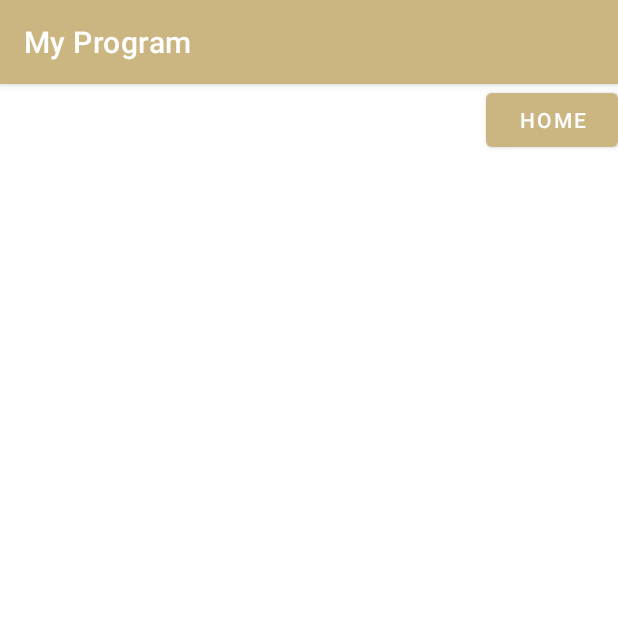
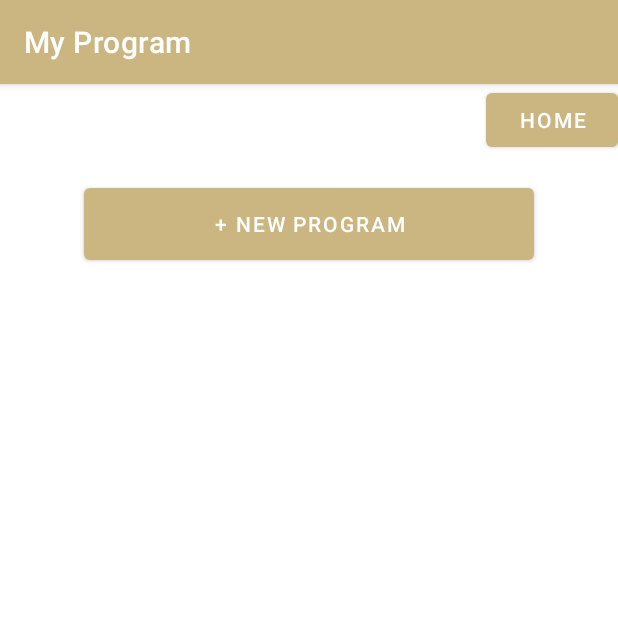
Before and after one commit to XaviourG/WorkoutApp, an Android app: the ProgramActivity screen opened directly, with no data from a screen before it, on a phone screen of 412 x 824 dp, the top half of it. Run offline under Robolectric (Android 15) with nearby library versions, the phone set to English and light mode, and no system bars.

Commit message:
Nets finally back up, pushing whilst I can. - Partial implementation of program list

```diff
--- a/app/src/main/java/com/example/workoutapp/ProgramActivity.kt
+++ b/app/src/main/java/com/example/workoutapp/ProgramActivity.kt
@@ -3,12 +3,18 @@ package com.example.workoutapp
 import android.content.Intent
 import androidx.appcompat.app.AppCompatActivity
 import android.os.Bundle
-import com.example.workoutapp.databinding.ActivityBuildWorkoutBinding
+import androidx.activity.viewModels
+import com.example.workoutapp.adapters.ProgramListAdapter
+import com.example.workoutapp.data.exercisedb.ExerciseViewModel
 import com.example.workoutapp.databinding.ActivityProgramBinding
 
 class ProgramActivity : AppCompatActivity() {
 
     private lateinit var binding: ActivityProgramBinding
+    private lateinit var plAdapter: ProgramListAdapter
+    private val exerciseViewModel: ExerciseViewModel by viewModels {
+        ExerciseViewModel.ExerciseViewModelFactory((application as MyApplication).repository)
+    }
 
     override fun onCreate(savedInstanceState: Bundle?) {
         super.onCreate(savedInstanceState)
@@ -16,7 +22,7 @@ class ProgramActivity : AppCompatActivity() {
         val view = binding.root
         setContentView(view)
         title="My Program"
-        binding.btnHomeP.setOnClickListener {
+        binding.btnHome.setOnClickListener {
             val i = Intent(this@ProgramActivity, MainActivity::class.java)
             startActivity(i)
         }
--- /dev/null
+++ b/app/src/main/java/com/example/workoutapp/adapters/ProgramListAdapter.kt
@@ -0,0 +1,4 @@
+package com.example.workoutapp.adapters
+
+class ProgramListAdapter {
+}
--- a/app/src/main/res/layout/activity_program.xml
+++ b/app/src/main/res/layout/activity_program.xml
@@ -5,12 +5,33 @@
     android:layout_width="match_parent"
     android:layout_height="match_parent"
     tools:context=".ProgramActivity">
-
     <Button
-        android:id="@+id/btnHomeP"
+        android:id="@+id/btnHome"
         android:layout_width="wrap_content"
         android:layout_height="wrap_content"
         android:text="Home"
         app:layout_constraintEnd_toEndOf="parent"
         app:layout_constraintTop_toTopOf="parent" />
+
+    <androidx.recyclerview.widget.RecyclerView
+        android:id="@+id/rvProgramList"
+        android:layout_width="0dp"
+        android:layout_height="0dp"
+        android:layout_marginTop="15dp"
+        app:layout_constraintBottom_toBottomOf="parent"
+        app:layout_constraintEnd_toEndOf="parent"
+        app:layout_constraintHorizontal_bias="0.495"
+        app:layout_constraintStart_toStartOf="parent"
+        app:layout_constraintTop_toBottomOf="@+id/btnNewProgram"
+        app:layout_constraintVertical_bias="0.448" />
+
+    <Button
+        android:id="@+id/btnNewProgram"
+        android:layout_width="300dp"
+        android:layout_height="60dp"
+        android:text="+ New Program"
+        android:layout_marginTop="15dp"
+        app:layout_constraintEnd_toEndOf="parent"
+        app:layout_constraintStart_toStartOf="parent"
+        app:layout_constraintTop_toBottomOf="@+id/btnHome" />
 </androidx.constraintlayout.widget.ConstraintLayout>
```
